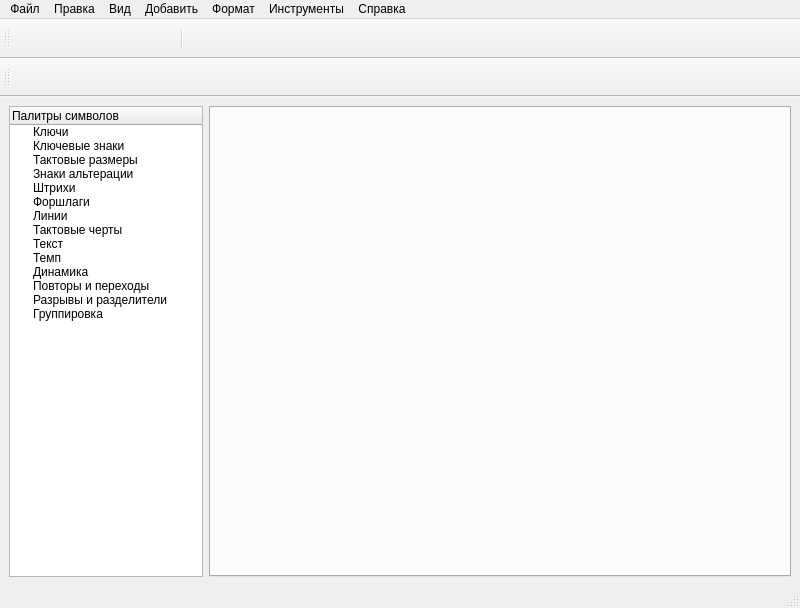
Old version of the form midi.ui in the repository eoan-ermine/Media-Player.
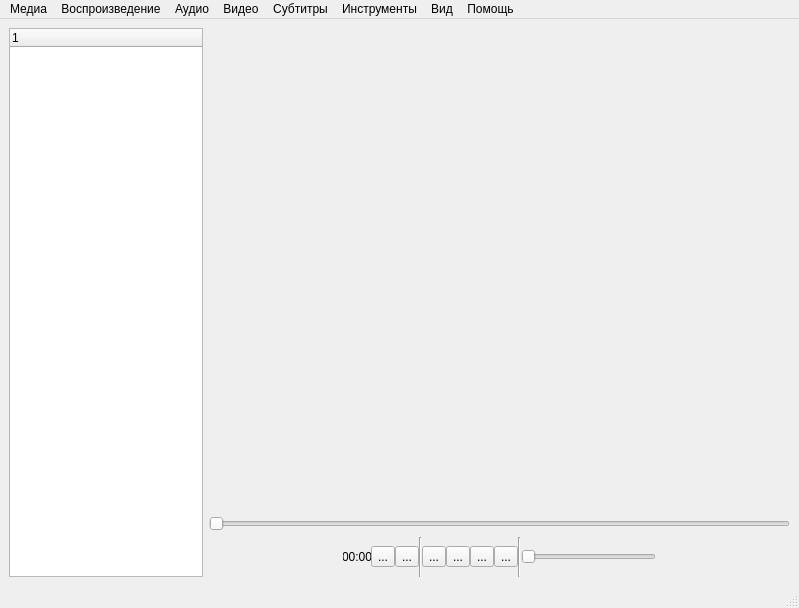
New version of the form. Icons and pictures are not drawn.

Commit message: New UI of MusicPlayer, not MidiEditor

Diff of the .ui file:
```diff
--- a/midi.ui
+++ b/midi.ui
@@ -6,7 +6,7 @@
    <rect>
     <x>0</x>
     <y>0</y>
-    <width>800</width>
+    <width>799</width>
     <height>608</height>
    </rect>
   </property>
@@ -16,102 +16,226 @@
   <widget class="QWidget" name="centralwidget">
    <layout class="QHBoxLayout" name="horizontalLayout">
     <item>
-     <widget class="QTreeWidget" name="treeWidget">
-      <property name="sizePolicy">
-       <sizepolicy hsizetype="Expanding" vsizetype="Expanding">
-        <horstretch>1</horstretch>
-        <verstretch>0</verstretch>
-       </sizepolicy>
-      </property>
-      <column>
-       <property name="text">
-        <string>Палитры символов</string>
-       </property>
-      </column>
+     <layout class="QHBoxLayout" name="horizontalLayout_2" stretch="1,3">
       <item>
-       <property name="text">
-        <string>Ключи</string>
-       </property>
+       <widget class="QTreeWidget" name="treeWidget"/>
       </item>
       <item>
-       <property name="text">
-        <string>Ключевые знаки</string>
-       </property>
+       <layout class="QVBoxLayout" name="verticalLayout" stretch="10,1,1">
+        <item>
+         <widget class="QWidget" name="widget" native="true"/>
+        </item>
+        <item>
+         <layout class="QHBoxLayout" name="horizontalLayout_4">
+          <item>
+           <widget class="QSlider" name="horizontalSlider">
+            <property name="orientation">
+             <enum>Qt::Horizontal</enum>
+            </property>
+           </widget>
+          </item>
+         </layout>
+        </item>
+        <item>
+         <layout class="QHBoxLayout" name="horizontalLayout_7" stretch="0,0,0,0,0,0,0,0,0,0,0,0">
+          <property name="spacing">
+           <number>0</number>
+          </property>
+          <property name="sizeConstraint">
+           <enum>QLayout::SetDefaultConstraint</enum>
+          </property>
+          <item>
+           <spacer name="horizontalSpacer">
+            <property name="orientation">
+             <enum>Qt::Horizontal</enum>
+            </property>
+            <property name="sizeHint" stdset="0">
+             <size>
+              <width>40</width>
+              <height>20</height>
+             </size>
+            </property>
+           </spacer>
+          </item>
+          <item>
+           <widget class="QLabel" name="label">
+            <property name="sizePolicy">
+             <sizepolicy hsizetype="Minimum" vsizetype="Minimum">
+              <horstretch>0</horstretch>
+              <verstretch>0</verstretch>
+             </sizepolicy>
+            </property>
+            <property name="minimumSize">
+             <size>
+              <width>28</width>
+              <height>40</height>
+             </size>
+            </property>
+            <property name="maximumSize">
+             <size>
+              <width>28</width>
+              <height>16777215</height>
+             </size>
+            </property>
+            <property name="frameShape">
+             <enum>QFrame::NoFrame</enum>
+            </property>
+            <property name="text">
+             <string>00:00</string>
+            </property>
+            <property name="alignment">
+             <set>Qt::AlignCenter</set>
+            </property>
+           </widget>
+          </item>
+          <item>
+           <widget class="QToolButton" name="toolButton">
+            <property name="text">
+             <string>...</string>
+            </property>
+            <property name="icon">
+             <iconset resource="resources/resources.qrc">
+              <normaloff>:/Emojione_BW_1F500.svg</normaloff>:/Emojione_BW_1F500.svg</iconset>
+            </property>
+           </widget>
+          </item>
+          <item>
+           <widget class="QToolButton" name="toolButton_2">
+            <property name="text">
+             <string>...</string>
+            </property>
+            <property name="icon">
+             <iconset resource="resources/resources.qrc">
+              <normaloff>:/Emojione_BW_1F501.svg</normaloff>:/Emojione_BW_1F501.svg</iconset>
+            </property>
+           </widget>
+          </item>
+          <item>
+           <widget class="Line" name="line">
+            <property name="orientation">
+             <enum>Qt::Vertical</enum>
+            </property>
+           </widget>
+          </item>
+          <item>
+           <widget class="QToolButton" name="toolButton_3">
+            <property name="text">
+             <string>...</string>
+            </property>
+            <property name="icon">
+             <iconset resource="resources/resources.qrc">
+              <normaloff>:/Emojione_BW_23F9.svg</normaloff>:/Emojione_BW_23F9.svg</iconset>
+            </property>
+           </widget>
+          </item>
+          <item>
+           <widget class="QToolButton" name="toolButton_4">
+            <property name="text">
+             <string>...</string>
+            </property>
+            <property name="icon">
+             <iconset resource="resources/resources.qrc">
+              <normaloff>:/Emojione_BW_23EE.svg</normaloff>:/Emojione_BW_23EE.svg</iconset>
+            </property>
+            <property name="toolButtonStyle">
+             <enum>Qt::ToolButtonIconOnly</enum>
+            </property>
+           </widget>
+          </item>
+          <item>
+           <widget class="QToolButton" name="toolButton_5">
+            <property name="palette">
+             <palette>
+              <active>
+               <colorrole role="Highlight">
+                <brush brushstyle="SolidPattern">
+                 <color alpha="255">
+                  <red>255</red>
+                  <green>255</green>
+                  <blue>255</blue>
+                 </color>
+                </brush>
+               </colorrole>
+              </active>
+              <inactive>
+               <colorrole role="Highlight">
+                <brush brushstyle="SolidPattern">
+                 <color alpha="255">
+                  <red>255</red>
+                  <green>255</green>
+                  <blue>255</blue>
+                 </color>
+                </brush>
+               </colorrole>
+              </inactive>
+              <disabled>
+               <colorrole role="Highlight">
+                <brush brushstyle="SolidPattern">
+                 <color alpha="255">
+                  <red>255</red>
+                  <green>255</green>
+                  <blue>255</blue>
+                 </color>
+                </brush>
+               </colorrole>
+              </disabled>
+             </palette>
+            </property>
+            <property name="text">
+             <string>...</string>
+            </property>
+            <property name="icon">
+             <iconset resource="resources/resources.qrc">
+              <normaloff>:/Emojione_BW_23F8.svg</normaloff>:/Emojione_BW_23F8.svg</iconset>
+            </property>
+            <property name="checkable">
+             <bool>true</bool>
+            </property>
+           </widget>
+          </item>
+          <item>
+           <widget class="QToolButton" name="toolButton_6">
+            <property name="text">
+             <string>...</string>
+            </property>
+            <property name="icon">
+             <iconset resource="resources/resources.qrc">
+              <normaloff>:/Emojione_BW_23ED.svg</normaloff>:/Emojione_BW_23ED.svg</iconset>
+            </property>
+           </widget>
+          </item>
+          <item>
+           <widget class="Line" name="line_2">
+            <property name="orientation">
+             <enum>Qt::Vertical</enum>
+            </property>
+           </widget>
+          </item>
+          <item>
+           <widget class="QSlider" name="horizontalSlider_2">
+            <property name="orientation">
+             <enum>Qt::Horizontal</enum>
+            </property>
+           </widget>
+          </item>
+          <item>
+           <spacer name="horizontalSpacer_2">
+            <property name="orientation">
+             <enum>Qt::Horizontal</enum>
+            </property>
+            <property name="sizeHint" stdset="0">
+             <size>
+              <width>40</width>
+              <height>20</height>
+             </size>
+            </property>
+           </spacer>
+          </item>
+         </layout>
+        </item>
+       </layout>
       </item>
-      <item>
-       <property name="text">
-        <string>Тактовые размеры</string>
-       </property>
-      </item>
-      <item>
-       <property name="text">
-        <string>Знаки альтерации</string>
-       </property>
-      </item>
-      <item>
-       <property name="text">
-        <string>Штрихи</string>
-       </property>
-      </item>
-      <item>
-       <property name="text">
-        <string>Форшлаги</string>
-       </property>
-      </item>
-      <item>
-       <property name="text">
-        <string>Линии</string>
-       </property>
-      </item>
-      <item>
-       <property name="text">
-        <string>Тактовые черты</string>
-       </property>
-      </item>
-      <item>
-       <property name="text">
-        <string>Текст</string>
-       </property>
-      </item>
-      <item>
-       <property name="text">
-        <string>Темп</string>
-       </property>
-      </item>
-      <item>
-       <property name="text">
-        <string>Динамика</string>
-       </property>
-      </item>
-      <item>
-       <property name="text">
-        <string>Повторы и переходы</string>
-       </property>
-      </item>
-      <item>
-       <property name="text">
-        <string>Разрывы и разделители</string>
-       </property>
-      </item>
-      <item>
-       <property name="text">
-        <string>Группировка</string>
-       </property>
-      </item>
-     </widget>
-    </item>
-    <item>
-     <widget class="QTabWidget" name="tabWidget">
-      <property name="sizePolicy">
-       <sizepolicy hsizetype="Expanding" vsizetype="Expanding">
-        <horstretch>3</horstretch>
-        <verstretch>0</verstretch>
-       </sizepolicy>
-      </property>
-      <property name="currentIndex">
-       <number>-1</number>
-      </property>
-     </widget>
+     </layout>
     </item>
    </layout>
   </widget>
@@ -120,13 +244,13 @@
     <rect>
      <x>0</x>
      <y>0</y>
-     <width>800</width>
-     <height>22</height>
+     <width>799</width>
+     <height>21</height>
     </rect>
    </property>
    <widget class="QMenu" name="menu">
     <property name="title">
-     <string>Файл</string>
+     <string>Медиа</string>
     </property>
     <addaction name="action_create"/>
     <addaction name="action_2"/>
@@ -134,11 +258,28 @@
     <addaction name="action_4"/>
     <addaction name="action_5"/>
     <addaction name="separator"/>
-    <addaction name="action_7"/>
+    <addaction name="action_61"/>
+    <addaction name="action_62"/>
+   </widget>
+   <widget class="QMenu" name="menu_8">
+    <property name="title">
+     <string>Воспроизведение</string>
+    </property>
+    <addaction name="action_20"/>
+    <addaction name="separator"/>
+    <addaction name="action_44"/>
+    <addaction name="action_45"/>
+    <addaction name="action_46"/>
+    <addaction name="separator"/>
+    <addaction name="action_48"/>
+    <addaction name="action_49"/>
+    <addaction name="action_50"/>
+    <addaction name="action_51"/>
+    <addaction name="action_52"/>
    </widget>
    <widget class="QMenu" name="menu_2">
     <property name="title">
-     <string>Правка</string>
+     <string>Аудио</string>
     </property>
     <addaction name="action_8"/>
     <addaction name="action_9"/>
@@ -155,78 +296,56 @@
    </widget>
    <widget class="QMenu" name="menu_3">
     <property name="title">
-     <string>Вид</string>
+     <string>Видео</string>
     </property>
    </widget>
    <widget class="QMenu" name="menu_4">
     <property name="title">
-     <string>Добавить</string>
+     <string>Субтитры</string>
     </property>
    </widget>
    <widget class="QMenu" name="menu_5">
     <property name="title">
-     <string>Формат</string>
-    </property>
-   </widget>
-   <widget class="QMenu" name="menu_6">
-    <property name="title">
      <string>Инструменты</string>
     </property>
    </widget>
-   <widget class="QMenu" name="menu_8">
+   <widget class="QMenu" name="menu_6">
     <property name="title">
-     <string>Справка</string>
+     <string>Вид</string>
     </property>
-    <addaction name="action_20"/>
-    <addaction name="action_Qt"/>
-    <addaction name="action_MusicXML"/>
+    <widget class="QMenu" name="menu_9">
+     <property name="title">
+      <string>Добавить интерфейс</string>
+     </property>
+     <addaction name="action_25"/>
+    </widget>
+    <addaction name="action_6"/>
+    <addaction name="separator"/>
+    <addaction name="action_15"/>
+    <addaction name="separator"/>
+    <addaction name="action_21"/>
+    <addaction name="action_22"/>
+    <addaction name="separator"/>
+    <addaction name="menu_9"/>
+   </widget>
+   <widget class="QMenu" name="menu_7">
+    <property name="title">
+     <string>Помощь</string>
+    </property>
+    <addaction name="action_Qt_2"/>
+    <addaction name="separator"/>
+    <addaction name="action_3"/>
    </widget>
    <addaction name="menu"/>
+   <addaction name="menu_8"/>
    <addaction name="menu_2"/>
    <addaction name="menu_3"/>
    <addaction name="menu_4"/>
    <addaction name="menu_5"/>
    <addaction name="menu_6"/>
-   <addaction name="menu_8"/>
+   <addaction name="menu_7"/>
   </widget>
   <widget class="QStatusBar" name="statusbar"/>
-  <widget class="QToolBar" name="toolBar">
-   <property name="windowTitle">
-    <string>toolBar</string>
-   </property>
-   <attribute name="toolBarArea">
-    <enum>TopToolBarArea</enum>
-   </attribute>
-   <attribute name="toolBarBreak">
-    <bool>false</bool>
-   </attribute>
-   <addaction name="add_file"/>
-   <addaction name="open_file"/>
-   <addaction name="save_file"/>
-   <addaction name="action_undo"/>
-   <addaction name="action_redo"/>
-   <addaction name="separator"/>
-   <addaction name="action_skip_backward"/>
-   <addaction name="action_play"/>
-   <addaction name="action_playback_loop"/>
-  </widget>
-  <widget class="QToolBar" name="toolBar_2">
-   <property name="windowTitle">
-    <string>toolBar_2</string>
-   </property>
-   <attribute name="toolBarArea">
-    <enum>TopToolBarArea</enum>
-   </attribute>
-   <attribute name="toolBarBreak">
-    <bool>true</bool>
-   </attribute>
-   <addaction name="action_note32"/>
-   <addaction name="action_note16"/>
-   <addaction name="action_note8"/>
-   <addaction name="action_note4"/>
-   <addaction name="action_note2"/>
-   <addaction name="action_note1"/>
-  </widget>
   <action name="action_create">
    <property name="text">
     <string>Создать</string>
@@ -318,7 +437,7 @@
      <normaloff>:/icons/document-new.svg</normaloff>:/icons/document-new.svg</iconset>
    </property>
    <property name="text">
-    <string> </string>
+    <string/>
    </property>
    <property name="shortcut">
     <string>Ctrl+N</string>
@@ -330,7 +449,7 @@
      <normaloff>:/icons/document-open.svg</normaloff>:/icons/document-open.svg</iconset>
    </property>
    <property name="text">
-    <string> </string>
+    <string/>
    </property>
    <property name="shortcut">
     <string>Ctrl+O</string>
@@ -342,7 +461,7 @@
      <normaloff>:/icons/document-save.svg</normaloff>:/icons/document-save.svg</iconset>
    </property>
    <property name="text">
-    <string> </string>
+    <string/>
    </property>
    <property name="shortcut">
     <string>Ctrl+S</string>
@@ -354,7 +473,7 @@
      <normaloff>:/icons/edit-undo.svg</normaloff>:/icons/edit-undo.svg</iconset>
    </property>
    <property name="text">
-    <string> </string>
+    <string/>
    </property>
    <property name="shortcut">
     <string>Ctrl+Z</string>
@@ -366,7 +485,7 @@
      <normaloff>:/icons/edit-redo.svg</normaloff>:/icons/edit-redo.svg</iconset>
    </property>
    <property name="text">
-    <string> </string>
+    <string/>
    </property>
    <property name="shortcut">
     <string>Ctrl+Shift+Z</string>
@@ -378,7 +497,7 @@
      <normaloff>:/icons/media-playback-start.svg</normaloff>:/icons/media-playback-start.svg</iconset>
    </property>
    <property name="text">
-    <string> </string>
+    <string/>
    </property>
    <property name="shortcut">
     <string>Space</string>
@@ -390,7 +509,7 @@
      <normaloff>:/icons/media-skip-backward.svg</normaloff>:/icons/media-skip-backward.svg</iconset>
    </property>
    <property name="text">
-    <string> </string>
+    <string/>
    </property>
   </action>
   <action name="action_playback_loop">
@@ -399,7 +518,7 @@
      <normaloff>:/icons/media-playback-loop.svg</normaloff>:/icons/media-playback-loop.svg</iconset>
    </property>
    <property name="text">
-    <string> </string>
+    <string/>
    </property>
   </action>
   <action name="action_note32">
@@ -408,7 +527,7 @@
      <normaloff>:/note-32.svg</normaloff>:/note-32.svg</iconset>
    </property>
    <property name="text">
-    <string> </string>
+    <string/>
    </property>
   </action>
   <action name="action_note16">
@@ -417,7 +536,7 @@
      <normaloff>:/note-16.svg</normaloff>:/note-16.svg</iconset>
    </property>
    <property name="text">
-    <string> </string>
+    <string/>
    </property>
   </action>
   <action name="action_note8">
@@ -426,7 +545,7 @@
      <normaloff>:/note-8.svg</normaloff>:/note-8.svg</iconset>
    </property>
    <property name="text">
-    <string> </string>
+    <string/>
    </property>
   </action>
   <action name="action_note4">
@@ -435,7 +554,7 @@
      <normaloff>:/note-4.svg</normaloff>:/note-4.svg</iconset>
    </property>
    <property name="text">
-    <string> </string>
+    <string/>
    </property>
   </action>
   <action name="action_note2">
@@ -444,7 +563,7 @@
      <normaloff>:/note-2.svg</normaloff>:/note-2.svg</iconset>
    </property>
    <property name="text">
-    <string> </string>
+    <string/>
    </property>
   </action>
   <action name="action_note1">
@@ -453,7 +572,192 @@
      <normaloff>:/note-1.svg</normaloff>:/note-1.svg</iconset>
    </property>
    <property name="text">
-    <string> </string>
+    <string/>
+   </property>
+  </action>
+  <action name="action_Qt_2">
+   <property name="text">
+    <string>О Qt</string>
+   </property>
+  </action>
+  <action name="action_3">
+   <property name="text">
+    <string>О программе</string>
+   </property>
+  </action>
+  <action name="action_6">
+   <property name="text">
+    <string>Плейлист</string>
+   </property>
+  </action>
+  <action name="action_15">
+   <property name="text">
+    <string>Поверх всех окон</string>
+   </property>
+  </action>
+  <action name="action_21">
+   <property name="text">
+    <string>Мини-интерфейс</string>
+   </property>
+  </action>
+  <action name="action_22">
+   <property name="text">
+    <string>Полноэкранный режим</string>
+   </property>
+  </action>
+  <action name="action_25">
+   <property name="text">
+    <string>Веб-интерфейс</string>
+   </property>
+  </action>
+  <action name="action_26">
+   <property name="text">
+    <string>Информация о медиафайле</string>
+   </property>
+  </action>
+  <action name="action_27">
+   <property name="text">
+    <string>Информация о кодеке</string>
+   </property>
+  </action>
+  <action name="action_28">
+   <property name="text">
+    <string>Сообщения</string>
+   </property>
+  </action>
+  <action name="action_29">
+   <property name="text">
+    <string>Добавить файл субтитров</string>
+   </property>
+  </action>
+  <action name="action_30">
+   <property name="text">
+    <string>Во весь экран</string>
+   </property>
+  </action>
+  <action name="action_31">
+   <property name="text">
+    <string>Подгонять под окно</string>
+   </property>
+  </action>
+  <action name="action_33">
+   <property name="text">
+    <string>Масштаб</string>
+   </property>
+  </action>
+  <action name="action_34">
+   <property name="text">
+    <string>Соотношение сторон</string>
+   </property>
+  </action>
+  <action name="action_35">
+   <property name="text">
+    <string>Кадрирование</string>
+   </property>
+  </action>
+  <action name="action_36">
+   <property name="text">
+    <string>Аудиодорожка</string>
+   </property>
+  </action>
+  <action name="action_37">
+   <property name="text">
+    <string>Аудиоустройство</string>
+   </property>
+  </action>
+  <action name="action_38">
+   <property name="text">
+    <string>Режим стерео</string>
+   </property>
+  </action>
+  <action name="action_40">
+   <property name="text">
+    <string>Увеличить громкость</string>
+   </property>
+  </action>
+  <action name="action_41">
+   <property name="text">
+    <string>Уменьшить громкость</string>
+   </property>
+  </action>
+  <action name="action_42">
+   <property name="text">
+    <string>Выключить звук</string>
+   </property>
+  </action>
+  <action name="action_44">
+   <property name="text">
+    <string>Скачок вперед</string>
+   </property>
+  </action>
+  <action name="action_45">
+   <property name="text">
+    <string>Скачок назад</string>
+   </property>
+  </action>
+  <action name="action_46">
+   <property name="text">
+    <string>Переход к указанному времени</string>
+   </property>
+  </action>
+  <action name="action_48">
+   <property name="text">
+    <string>Пауза</string>
+   </property>
+  </action>
+  <action name="action_49">
+   <property name="text">
+    <string>Стоп</string>
+   </property>
+  </action>
+  <action name="action_50">
+   <property name="text">
+    <string>Предыдущий</string>
+   </property>
+  </action>
+  <action name="action_51">
+   <property name="text">
+    <string>Следующий</string>
+   </property>
+  </action>
+  <action name="action_52">
+   <property name="text">
+    <string>Запись</string>
+   </property>
+  </action>
+  <action name="action_53">
+   <property name="text">
+    <string>Открыть файлы</string>
+   </property>
+  </action>
+  <action name="action_54">
+   <property name="text">
+    <string>Открыть папку</string>
+   </property>
+  </action>
+  <action name="action_56">
+   <property name="text">
+    <string>Открыть из последнего</string>
+   </property>
+  </action>
+  <action name="action_58">
+   <property name="text">
+    <string>Сохранить плейлист как</string>
+   </property>
+  </action>
+  <action name="action_59">
+   <property name="text">
+    <string>Конвертировать/сохранить</string>
+   </property>
+  </action>
+  <action name="action_61">
+   <property name="text">
+    <string>Выход по окончании плейлиста</string>
+   </property>
+  </action>
+  <action name="action_62">
+   <property name="text">
+    <string>Выход</string>
    </property>
   </action>
  </widget>
```
Left out of the diff: 43 changed lines with no effect on the pictures.
